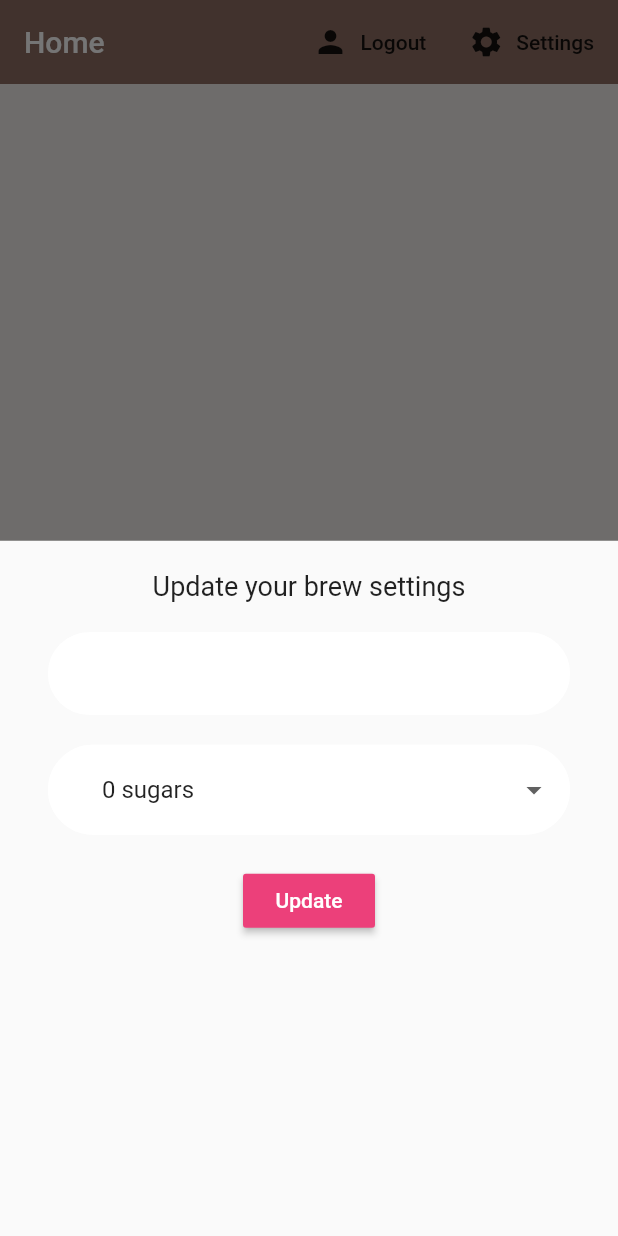
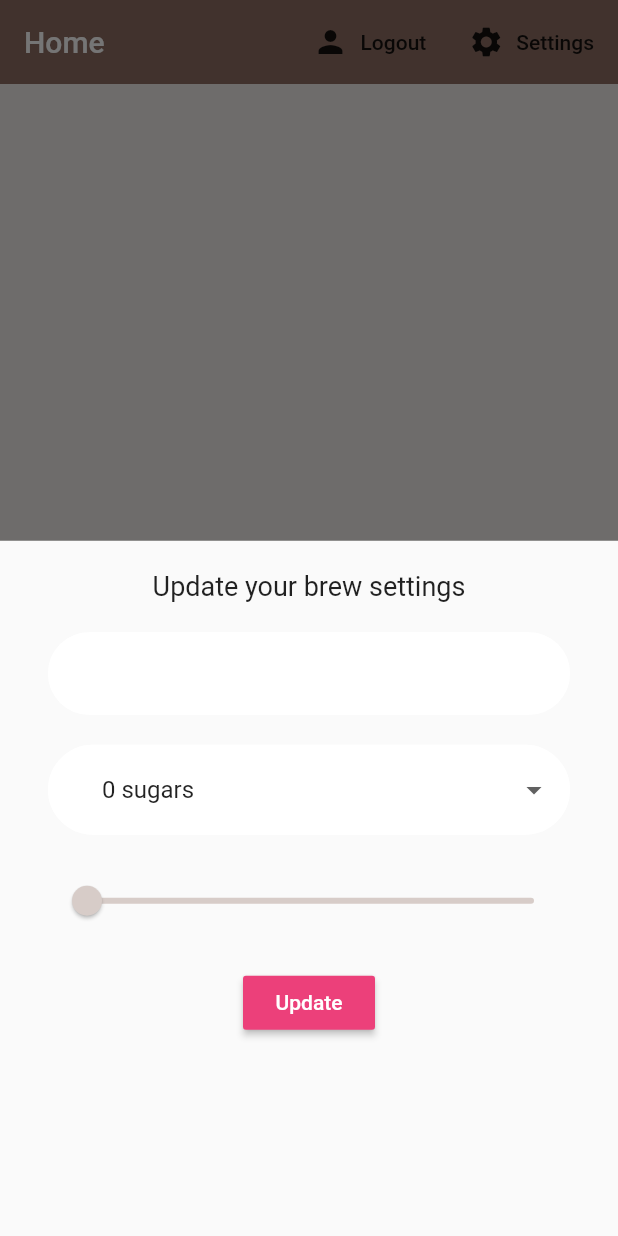
Before and after one commit to fortinjoffrey/flutter_Firebase_Sample_APP, a Flutter app: the screen it shows once a user with an empty profile is signed in, after a tap on "Settings", on a phone screen of 412 x 824 dp. Run offline on Flutter 3.47's test engine with Material 2 defaults, Android fonts, the phone set to English and light mode, and no system bars; our stand-ins replace cloud_firestore, firebase_auth, flutter_spinkit; accounts and stored records are empty.

Commit message:
012 Brew Strength Slider

```diff
--- a/lib/screens/authenticate/sign_in.dart
+++ b/lib/screens/authenticate/sign_in.dart
@@ -1,6 +1,6 @@
 import 'package:firebase_sample_app/services/auth.dart';
 import 'package:firebase_sample_app/shared/authHeaderFormRow.dart';
-import 'package:firebase_sample_app/shared/authPrimaryButton.dart';
+import 'package:firebase_sample_app/shared/primaryButton.dart';
 import 'package:firebase_sample_app/shared/constants.dart';
 import 'package:firebase_sample_app/shared/loading.dart';
 import 'package:flutter/material.dart';
--- a/lib/screens/home/settings_form.dart
+++ b/lib/screens/home/settings_form.dart
@@ -45,6 +45,16 @@ class _SettingsFormState extends State<SettingsForm> {
             }).toList(),
           ),
           SizedBox(height: 20.0),
+          Slider(
+            value: (_currentStrength ?? 100).toDouble(),
+            min: 100,
+            max: 900,
+            divisions: 8,
+            activeColor: Colors.brown[_currentStrength ?? 100],
+            inactiveColor: Colors.brown[_currentStrength ?? 100],
+            onChanged: (val) => setState(() => _currentStrength = val.round()),
+          ),
+          SizedBox(height: 20.0),
           RaisedButton(
             color: Colors.pink[400],
             child: Text(
```
